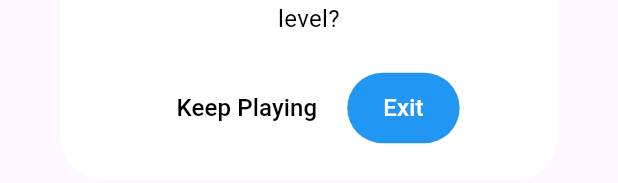
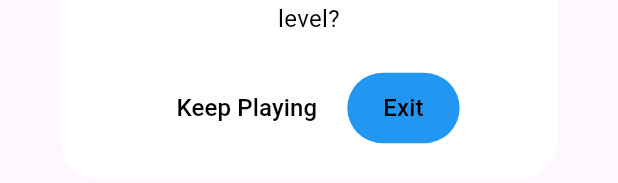
Before and after one commit to RieckA2306/slide_escape, a Flutter app: the ExitDialog widget shown alone on an empty page, opened directly with empty values, on a phone screen of 412 x 824 dp. Shown: the part 594-777 px from the top of the screen. Run offline on Flutter 3.47's test engine with Material 3 defaults, Android fonts, the phone set to English and light mode, and no system bars; our stand-ins replace flutter_riverpod, shared_preferences; accounts and stored records are empty.

Commit message:
Black color of button text in the dialogs

```diff
--- a/lib/features/game/widgets/exit_dialog.dart
+++ b/lib/features/game/widgets/exit_dialog.dart
@@ -49,8 +49,7 @@ class ExitDialog extends StatelessWidget {
         style: textStyle,
       ),
       actions: [
-        // Button 1: Keep Playing (Text Button für weniger visuelles Gewicht oder Filled, je nach Geschmack.
-        // Hier als TextButton, damit der Exit Button klarer hervortritt, aber mit der gewünschten Textfarbe)
+        // Button 1: Keep Playing (Text Button)
         TextButton(
           onPressed: () {
             Navigator.of(context).pop(); // Schließt nur den Dialog
@@ -58,11 +57,11 @@ class ExitDialog extends StatelessWidget {
           },
           child: Text(
             'Keep Playing',
-            style: textStyle, // Deine Textfarbe
+            style: textStyle, // Deine Textfarbe (333333)
           ),
         ),
 
-        // Button 2: Exit (Hervorgehoben)
+        // Button 2: Exit (Hervorgehoben in Pink)
         FilledButton(
           onPressed: () {
             Navigator.of(context).pop(); // Schließt Dialog
@@ -74,7 +73,8 @@ class ExitDialog extends StatelessWidget {
           ),
           child: Text(
             'Exit',
-            style: TextStyle(fontSize: fontSize),
+            // Schriftfarbe hier auf Schwarz gesetzt
+            style: TextStyle(fontSize: fontSize, color: Colors.black),
           ),
         ),
       ],
--- a/lib/features/game/widgets/fail_dialog.dart
+++ b/lib/features/game/widgets/fail_dialog.dart
@@ -63,7 +63,8 @@ class FailDialog extends StatelessWidget {
           ),
           child: Text(
             'Exit',
-            style: TextStyle(fontSize: fontSize),
+            // Schriftfarbe hier auf Schwarz gesetzt
+            style: TextStyle(fontSize: fontSize, color: Colors.black),
           ),
         ),
       ],
--- a/lib/features/game/widgets/win_dialog.dart
+++ b/lib/features/game/widgets/win_dialog.dart
@@ -55,13 +55,13 @@ class WinDialog extends StatelessWidget {
             onNext();
           },
           style: FilledButton.styleFrom(
-            backgroundColor: buttonColor, // You could overrite the buttoncolor here
+            backgroundColor: buttonColor,
             padding: const EdgeInsets.symmetric(horizontal: 24, vertical: 12),
           ),
           child: Text(
             'Next Level',
-            // You could overrite the fontsize here
-            style: TextStyle(fontSize: fontSize),
+            // Schriftfarbe hier auf Schwarz gesetzt
+            style: TextStyle(fontSize: fontSize, color: Colors.black),
           ),
         ),
       ],
```
